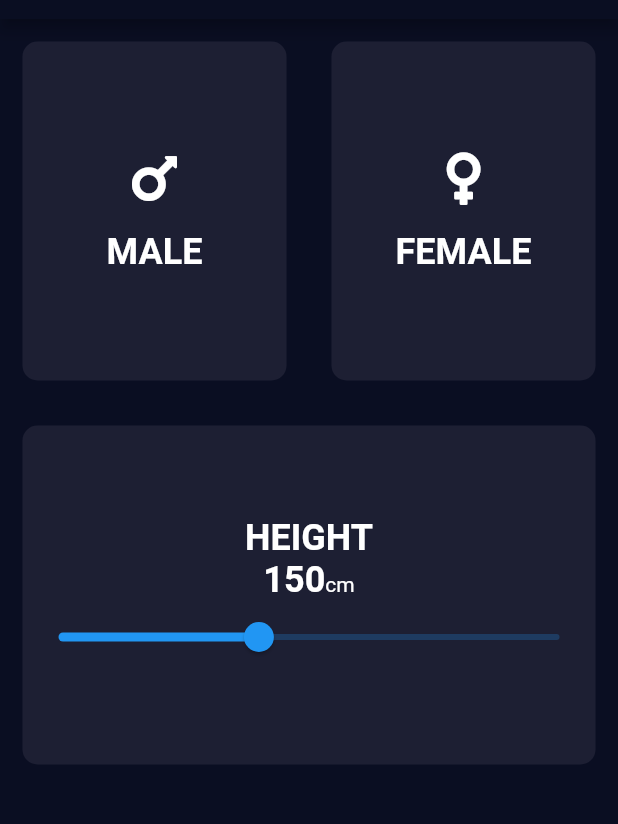
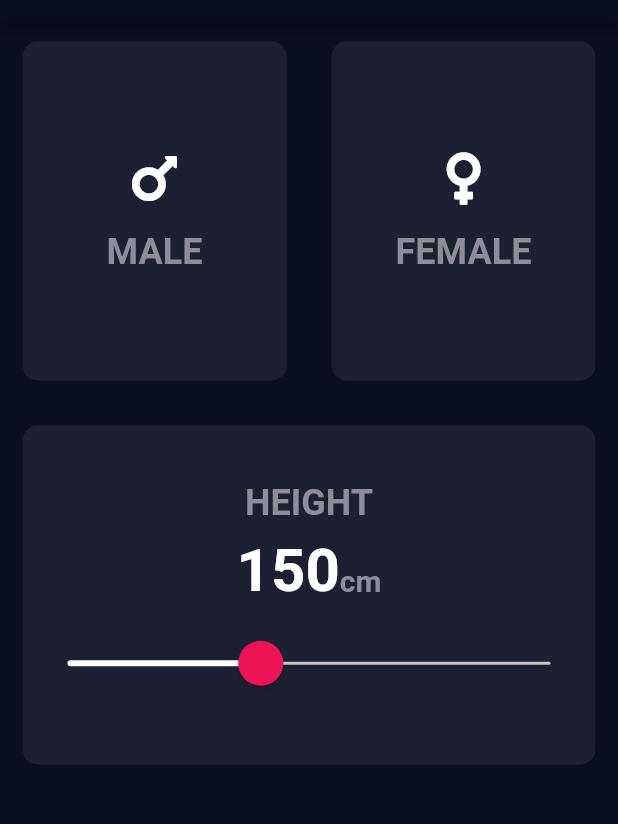
Before and after one commit to ceosss/bmi_calc, a Flutter app: the screen it shows after launch, on a phone screen of 412 x 824 dp, the part 65-889 px from its top. Run offline on Flutter 3.47's test engine with Material 2 defaults, Android fonts, the phone set to English and light mode, and no system bars; our stand-ins replace font_awesome_flutter.

Commit message:
UPDATE: Custom Styled Slider

```diff
--- a/lib/constants.dart
+++ b/lib/constants.dart
@@ -7,4 +7,5 @@ const pink = Color(0xffEB1455);
 
 enum Gender { MALE, FEMALE }
 
-TextStyle cardText() => TextStyle(fontSize: 24, fontWeight: FontWeight.bold);
+TextStyle cardText() => TextStyle(
+    fontSize: 24, fontWeight: FontWeight.bold, color: Color(0xff8d8e98));
--- a/lib/inputScreen.dart
+++ b/lib/inputScreen.dart
@@ -61,19 +61,36 @@ class _InputScreenState extends State<InputScreen> {
                 "HEIGHT",
                 style: cardText(),
               ),
-              Row(
+              Padding(
+                padding: const EdgeInsets.all(8.0),
+                child: Row(
                   mainAxisAlignment: MainAxisAlignment.center,
                   crossAxisAlignment: CrossAxisAlignment.baseline,
                   textBaseline: TextBaseline.alphabetic,
                   children: [
                     Text(
                       height.toStringAsFixed(0),
-                    style: cardText(),
+                      style: cardText()
+                          .copyWith(fontSize: 40, color: Color(0xffffffff)),
                     ),
-                  Text("cm")
+                    Text(
+                      "cm",
+                      style: cardText().copyWith(fontSize: 20),
+                    )
                   ],
                 ),
-              Slider(
+              ),
+              SliderTheme(
+                data: SliderThemeData(
+                  thumbShape: RoundSliderThumbShape(enabledThumbRadius: 15),
+                  overlayShape: RoundSliderOverlayShape(overlayRadius: 30),
+                  activeTrackColor: Color(0xffffffff),
+                  inactiveTrackColor: Color(0xffc3c3c3),
+                  thumbColor: pink,
+                  trackHeight: 2,
+                  overlayColor: pink.withOpacity(0.25),
+                ),
+                child: Slider(
                     value: height,
                     min: 110,
                     max: 210,
@@ -81,7 +98,8 @@ class _InputScreenState extends State<InputScreen> {
                       setState(() {
                         height = value;
                       });
-                  })
+                    }),
+              )
             ],
           ),
         )),
```
Lines whose indentation alone changed are shown as unchanged.
